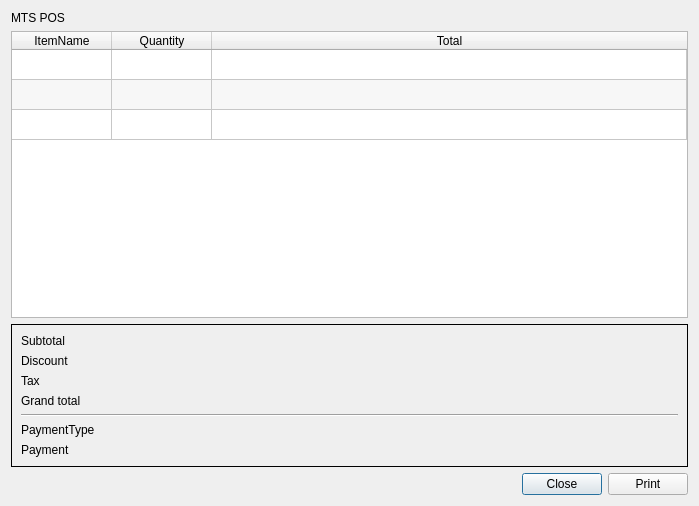
rondalefloyd/mts-pos, file app/views/templates/ViewReceipt.ui: the form before one commit.
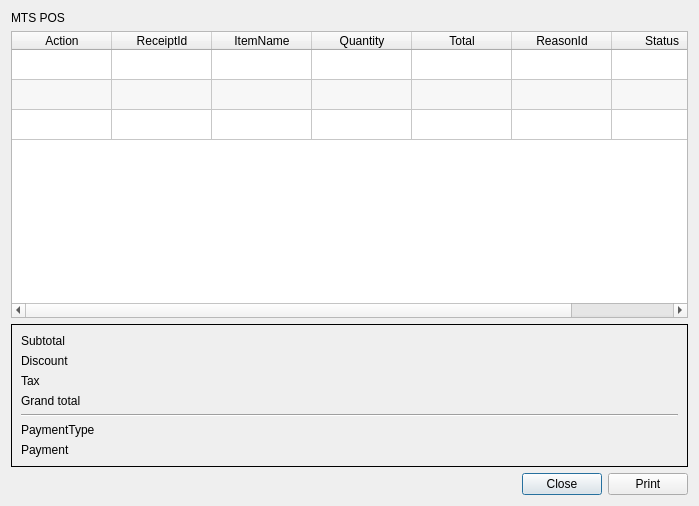
The form after the commit.

Diff of the .ui file:
```diff
--- a/app/views/templates/ViewReceipt.ui
+++ b/app/views/templates/ViewReceipt.ui
@@ -68,6 +68,16 @@
        <string>New Row</string>
       </property>
      </row>
+     <column>
+      <property name="text">
+       <string>Action</string>
+      </property>
+     </column>
+     <column>
+      <property name="text">
+       <string>ReceiptId</string>
+      </property>
+     </column>
      <column>
       <property name="text">
        <string>ItemName</string>
@@ -83,6 +93,21 @@
        <string>Total</string>
       </property>
      </column>
+     <column>
+      <property name="text">
+       <string>ReasonId</string>
+      </property>
+     </column>
+     <column>
+      <property name="text">
+       <string>Status</string>
+      </property>
+     </column>
+     <column>
+      <property name="text">
+       <string>UpdateTs</string>
+      </property>
+     </column>
     </widget>
    </item>
    <item>
```
